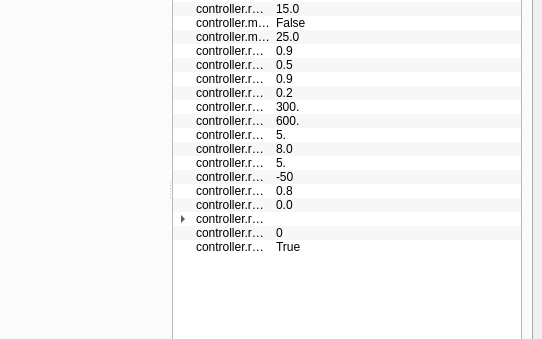
Above: stompy/ui/stompy.ui from braingram/stompy before the change; both pictures show x 262 to 804 and y 134 to 473 of the 804 by 584 pixel window. Below: the same form after it.
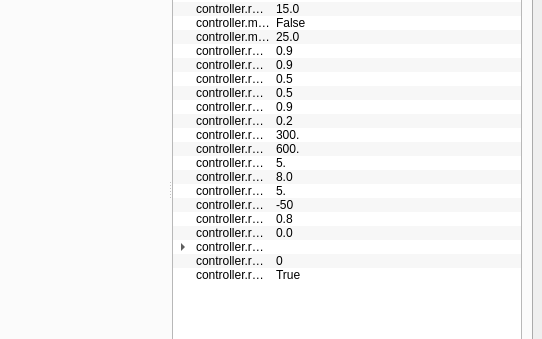
That is the form after the change. Custom widgets are drawn as their Qt base class.

Commit message: adding calf angle to restriction, normalizing res values

```diff
--- a/stompy/ui/stompy.ui
+++ b/stompy/ui/stompy.ui
@@ -926,6 +926,28 @@
                <set>ItemIsSelectable|ItemIsEditable|ItemIsDragEnabled|ItemIsUserCheckable|ItemIsEnabled</set>
               </property>
              </item>
+             <item>
+              <property name="text">
+               <string>controller.res.cfg.calf_eps</string>
+              </property>
+              <property name="text">
+               <string>0.9</string>
+              </property>
+              <property name="flags">
+               <set>ItemIsSelectable|ItemIsEditable|ItemIsDragEnabled|ItemIsUserCheckable|ItemIsEnabled</set>
+              </property>
+             </item>
+             <item>
+              <property name="text">
+               <string>controller.res.cfg.max_calf_angle</string>
+              </property>
+              <property name="text">
+               <string>0.5</string>
+              </property>
+              <property name="flags">
+               <set>ItemIsSelectable|ItemIsEditable|ItemIsDragEnabled|ItemIsUserCheckable|ItemIsEnabled</set>
+              </property>
+             </item>
              <item>
               <property name="text">
                <string>controller.res.cfg.dr_smooth</string>
```
The commit also changes 6 other files.
